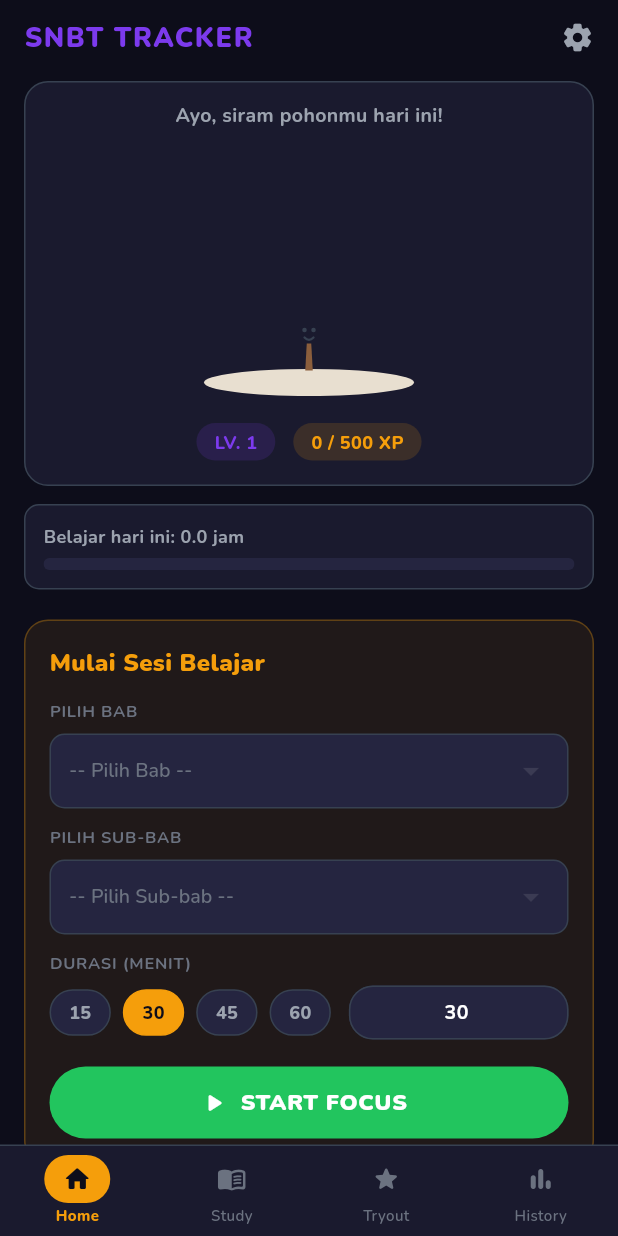
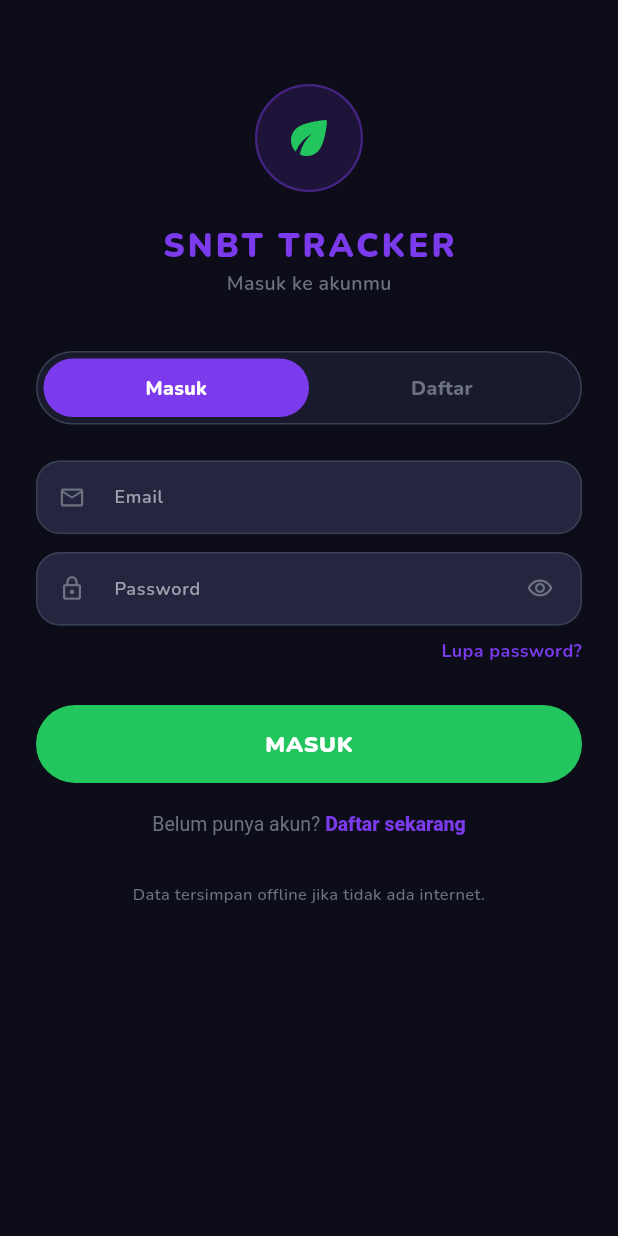
Before and after one commit to rannymphaea/snbt-tracker, a Flutter app: the screen it shows after launch, on a phone screen of 412 x 824 dp. Run offline on Flutter 3.47's test engine with Material 3 defaults, Android fonts, the phone set to English and light mode, and no system bars; our stand-ins replace audioplayers, firebase_auth, firebase_core, fl_chart, sqflite, sqflite_common_ffi and 1 more; accounts and stored records are empty; project files that could hold a hidden picture were left out.

Commit message:
feat: Firebase Auth login/register, auth gate, logout in settings, v2.0 full

```diff
--- a/lib/main.dart
+++ b/lib/main.dart
@@ -3,8 +3,13 @@ import 'package:flutter/material.dart';
 import 'package:provider/provider.dart';
 import 'package:intl/intl.dart';
 import 'package:intl/date_symbol_data_local.dart';
+import 'package:firebase_core/firebase_core.dart';
+import 'package:firebase_auth/firebase_auth.dart';
 
+import 'firebase_options.dart';
 import 'providers/progress_provider.dart';
+import 'providers/auth_provider.dart' as app_auth;
+import 'screens/login_screen.dart';
 import 'screens/dashboard_screen.dart';
 import 'screens/materi_screen.dart';
 import 'screens/tryout_screen.dart';
@@ -16,9 +21,20 @@ void main() async {
   WidgetsFlutterBinding.ensureInitialized();
   await initializeDateFormatting('id', null);
   Intl.defaultLocale = 'id';
+
+  // Initialize Firebase (best-effort — app works offline without it)
+  try {
+    await Firebase.initializeApp(
+      options: DefaultFirebaseOptions.currentPlatform,
+    );
+  } catch (_) {
+    // Firebase unavailable — offline-only mode
+  }
+
   runApp(
     MultiProvider(
       providers: [
+        ChangeNotifierProvider(create: (_) => app_auth.AuthProvider()),
         ChangeNotifierProvider(create: (_) => ProgressProvider()..init()),
         ChangeNotifierProvider(create: (_) => SettingsProvider()..init()),
       ],
@@ -36,7 +52,7 @@ class SnbtApp extends StatelessWidget {
       title: 'SNBT Tracker',
       debugShowCheckedModeBanner: false,
       theme: buildAppTheme(),
-      home: const _AppShell(),
+      home: const _AuthGate(),
       onGenerateRoute: (settings) {
         switch (settings.name) {
           case '/subtes':
@@ -56,6 +72,35 @@ class SnbtApp extends StatelessWidget {
           default:
             return null;
         }
+      },
+    );
+  }
+}
+
+// -- Auth Gate: show login when not logged in --
+class _AuthGate extends StatelessWidget {
+  const _AuthGate();
+
+  @override
+  Widget build(BuildContext context) {
+    return StreamBuilder<User?>(
+      stream: FirebaseAuth.instance.authStateChanges(),
+      builder: (context, snapshot) {
+        // While checking auth state
+        if (snapshot.connectionState == ConnectionState.waiting) {
+          return const Scaffold(
+            backgroundColor: AppColors.bg,
+            body: Center(
+              child: CircularProgressIndicator(color: AppColors.accent),
+            ),
+          );
+        }
+        // Logged in → main app
+        if (snapshot.hasData && snapshot.data != null) {
+          return const _AppShell();
+        }
+        // Not logged in → login screen
+        return const LoginScreen();
       },
     );
   }
@@ -153,8 +198,6 @@ class _BottomNav extends StatelessWidget {
                 child: GestureDetector(
                   onTap: () => onTap(i),
                   behavior: HitTestBehavior.opaque,
-                  child: AnimatedContainer(
-                    duration: const Duration(milliseconds: 200),
                   child: Column(
                     mainAxisAlignment: MainAxisAlignment.center,
                     children: [
@@ -171,9 +214,7 @@ class _BottomNav extends StatelessWidget {
                         child: Icon(
                           tab.icon,
                           size: 20,
-                            color: isSelected
-                                ? AppColors.bg
-                                : AppColors.textMuted,
+                          color: isSelected ? AppColors.bg : AppColors.textMuted,
                         ),
                       ),
                       const SizedBox(height: 2),
@@ -182,14 +223,15 @@ class _BottomNav extends StatelessWidget {
                         style: TextStyle(
                           fontFamily: 'Nunito',
                           fontSize: 10,
-                            fontWeight: isSelected ? FontWeight.w800 : FontWeight.w600,
+                          fontWeight: isSelected
+                              ? FontWeight.w800
+                              : FontWeight.w600,
                           color: isSelected
                               ? AppColors.secondary
                               : AppColors.textMuted,
                         ),
                       ),
                     ],
-                    ),
                   ),
                 ),
               );
--- /dev/null
+++ b/lib/providers/auth_provider.dart
@@ -0,0 +1,102 @@
+// lib/providers/auth_provider.dart -- Firebase Auth state management
+import 'package:flutter/material.dart';
+import 'package:firebase_auth/firebase_auth.dart';
+
+class AuthProvider extends ChangeNotifier {
+  final FirebaseAuth _auth = FirebaseAuth.instance;
+
+  User? get user => _auth.currentUser;
+  bool get isLoggedIn => user != null;
+
+  String? _errorMessage;
+  String? get errorMessage => _errorMessage;
+
+  bool _isLoading = false;
+  bool get isLoading => _isLoading;
+
+  AuthProvider() {
+    _auth.authStateChanges().listen((_) => notifyListeners());
+  }
+
+  Future<bool> register({
+    required String email,
+    required String password,
+    required String name,
+  }) async {
+    _isLoading = true;
+    _errorMessage = null;
+    notifyListeners();
+    try {
+      final cred = await _auth.createUserWithEmailAndPassword(
+        email: email.trim(),
+        password: password,
+      );
+      await cred.user?.updateDisplayName(name.trim());
+      _isLoading = false;
+      notifyListeners();
+      return true;
+    } on FirebaseAuthException catch (e) {
+      _errorMessage = _friendlyError(e.code);
+      _isLoading = false;
+      notifyListeners();
+      return false;
+    }
+  }
+
+  Future<bool> login({
+    required String email,
+    required String password,
+  }) async {
+    _isLoading = true;
+    _errorMessage = null;
+    notifyListeners();
+    try {
+      await _auth.signInWithEmailAndPassword(
+        email: email.trim(),
+        password: password,
+      );
+      _isLoading = false;
+      notifyListeners();
+      return true;
+    } on FirebaseAuthException catch (e) {
+      _errorMessage = _friendlyError(e.code);
+      _isLoading = false;
+      notifyListeners();
+      return false;
+    }
+  }
+
+  Future<void> logout() async {
+    await _auth.signOut();
+    notifyListeners();
+  }
+
+  Future<bool> resetPassword(String email) async {
+    try {
+      await _auth.sendPasswordResetEmail(email: email.trim());
+      return true;
+    } catch (_) {
+      return false;
+    }
+  }
+
+  String _friendlyError(String code) {
+    switch (code) {
+      case 'email-already-in-use':
+        return 'Email sudah digunakan. Coba login.';
+      case 'invalid-email':
+        return 'Format email tidak valid.';
+      case 'weak-password':
+        return 'Password minimal 6 karakter.';
+      case 'user-not-found':
+        return 'Akun tidak ditemukan.';
+      case 'wrong-password':
+      case 'invalid-credential':
+        return 'Email atau password salah.';
+      case 'too-many-requests':
+        return 'Terlalu banyak percobaan. Coba lagi nanti.';
+      default:
+        return 'Terjadi kesalahan. Coba lagi.';
+    }
+  }
+}
--- /dev/null
+++ b/lib/screens/login_screen.dart
@@ -0,0 +1,397 @@
+// lib/screens/login_screen.dart -- Login / Register screen (Firebase Auth)
+import 'package:flutter/material.dart';
+import 'package:provider/provider.dart';
+import '../providers/auth_provider.dart';
+import '../utils/app_theme.dart';
+
+class LoginScreen extends StatefulWidget {
+  const LoginScreen({super.key});
+
+  @override
+  State<LoginScreen> createState() => _LoginScreenState();
+}
+
+class _LoginScreenState extends State<LoginScreen>
+    with SingleTickerProviderStateMixin {
+  bool _isLogin = true;
+  bool _obscure = true;
+
+  final _emailCtrl = TextEditingController();
+  final _passCtrl = TextEditingController();
+  final _nameCtrl = TextEditingController();
+  final _formKey = GlobalKey<FormState>();
+
+  late AnimationController _fadeCtrl;
+  late Animation<double> _fadeAnim;
+
+  @override
+  void initState() {
+    super.initState();
+    _fadeCtrl = AnimationController(
+        vsync: this, duration: const Duration(milliseconds: 400));
+    _fadeAnim = CurvedAnimation(parent: _fadeCtrl, curve: Curves.easeOut);
+    _fadeCtrl.forward();
+  }
+
+  @override
+  void dispose() {
+    _fadeCtrl.dispose();
+    _emailCtrl.dispose();
+    _passCtrl.dispose();
+    _nameCtrl.dispose();
+    super.dispose();
+  }
+
+  void _toggle() {
+    setState(() => _isLogin = !_isLogin);
+    _fadeCtrl.forward(from: 0);
+  }
+
+  Future<void> _submit() async {
+    if (!(_formKey.currentState?.validate() ?? false)) return;
+    final auth = context.read<AuthProvider>();
+    bool ok;
+    if (_isLogin) {
+      ok = await auth.login(
+        email: _emailCtrl.text,
+        password: _passCtrl.text,
+      );
+    } else {
+      ok = await auth.register(
+        email: _emailCtrl.text,
+        password: _passCtrl.text,
+        name: _nameCtrl.text,
+      );
+    }
+    if (!ok && mounted && auth.errorMessage != null) {
+      ScaffoldMessenger.of(context).showSnackBar(
+        SnackBar(
+          content: Text(auth.errorMessage!),
+          backgroundColor: AppColors.coral,
+        ),
+      );
+    }
+  }
+
+  Future<void> _forgotPassword() async {
+    if (_emailCtrl.text.trim().isEmpty) {
+      ScaffoldMessenger.of(context).showSnackBar(
+        const SnackBar(content: Text('Masukkan email terlebih dahulu')),
+      );
+      return;
+    }
+    final auth = context.read<AuthProvider>();
+    final ok = await auth.resetPassword(_emailCtrl.text);
+    if (mounted) {
+      ScaffoldMessenger.of(context).showSnackBar(
+        SnackBar(
+          content: Text(ok
+              ? 'Link reset password dikirim ke ${_emailCtrl.text}'
+              : 'Gagal mengirim email. Coba lagi.'),
+          backgroundColor: ok ? AppColors.primary : AppColors.coral,
+        ),
+      );
+    }
+  }
+
+  @override
+  Widget build(BuildContext context) {
+    return Scaffold(
+      backgroundColor: AppColors.bg,
+      body: SafeArea(
+        child: SingleChildScrollView(
+          padding: const EdgeInsets.symmetric(horizontal: 24, vertical: 32),
+          child: FadeTransition(
+            opacity: _fadeAnim,
+            child: Form(
+              key: _formKey,
+              child: Column(
+                crossAxisAlignment: CrossAxisAlignment.start,
+                children: [
+                  const SizedBox(height: 24),
+
+                  // Tree mascot header
+                  Center(
+                    child: Container(
+                      width: 72,
+                      height: 72,
+                      decoration: BoxDecoration(
+                        color: AppColors.accent.withValues(alpha: 0.15),
+                        shape: BoxShape.circle,
+                        border: Border.all(
+                            color: AppColors.accent.withValues(alpha: 0.4),
+                            width: 1.5),
+                      ),
+                      child: const Icon(
+                        Icons.eco_rounded,
+                        size: 36,
+                        color: AppColors.primary,
+                      ),
+                    ),
+                  ),
+                  const SizedBox(height: 20),
+
+                  // Title
+                  Center(
+                    child: Text(
+                      'SNBT TRACKER',
+                      style: TextStyle(
+                        fontFamily: 'Nunito',
+                        fontSize: 22,
+                        fontWeight: FontWeight.w900,
+                        color: AppColors.accent,
+                        letterSpacing: 2,
+                      ),
+                    ),
+                  ),
+                  Center(
+                    child: Text(
+                      _isLogin ? 'Masuk ke akunmu' : 'Buat akun baru',
+                      style: TextStyle(
+                        fontFamily: 'Nunito',
+                        fontSize: 13,
+                        fontWeight: FontWeight.w600,
+                        color: AppColors.textMuted,
+                      ),
+                    ),
+                  ),
+                  const SizedBox(height: 36),
+
+                  // Tab toggle (Login / Daftar)
+                  Container(
+                    padding: const EdgeInsets.all(4),
+                    decoration: BoxDecoration(
+                      color: AppColors.surface,
+                      borderRadius: AppRadius.pill,
+                      border: Border.all(color: AppColors.border, width: 1),
+                    ),
+                    child: Row(
+                      children: [
+                        _tabBtn('Masuk', _isLogin, () {
+                          if (!_isLogin) _toggle();
+                        }),
+                        _tabBtn('Daftar', !_isLogin, () {
+                          if (_isLogin) _toggle();
+                        }),
+                      ],
+                    ),
+                  ),
+                  const SizedBox(height: 24),
+
+                  // Name field (register only)
+                  if (!_isLogin) ...[
+                    _field(
+                      controller: _nameCtrl,
+                      label: 'Nama Lengkap',
+                      icon: Icons.person_outline_rounded,
+                      validator: (v) =>
+                          (v == null || v.trim().isEmpty) ? 'Wajib diisi' : null,
+                    ),
+                    const SizedBox(height: 12),
+                  ],
+
+                  // Email field
+                  _field(
+                    controller: _emailCtrl,
+                    label: 'Email',
+                    icon: Icons.email_outlined,
+                    keyboardType: TextInputType.emailAddress,
+                    validator: (v) {
+                      if (v == null || v.trim().isEmpty) return 'Wajib diisi';
+                      if (!v.contains('@')) return 'Format email tidak valid';
+                      return null;
+                    },
+                  ),
+                  const SizedBox(height: 12),
+
+                  // Password field
+                  _field(
+                    controller: _passCtrl,
+                    label: 'Password',
+                    icon: Icons.lock_outline_rounded,
+                    obscure: _obscure,
+                    suffix: GestureDetector(
+                      onTap: () => setState(() => _obscure = !_obscure),
+                      child: Icon(
+                        _obscure ? Icons.visibility_outlined : Icons.visibility_off_outlined,
+                        size: 18,
+                        color: AppColors.textMuted,
+                      ),
+                    ),
+                    validator: (v) {
+                      if (v == null || v.isEmpty) return 'Wajib diisi';
+                      if (!_isLogin && v.length < 6) return 'Minimal 6 karakter';
+                      return null;
+                    },
+                  ),
+
+                  // Forgot password (login mode only)
+                  if (_isLogin) ...[
+                    const SizedBox(height: 8),
+                    Align(
+                      alignment: Alignment.centerRight,
+                      child: GestureDetector(
+                        onTap: _forgotPassword,
+                        child: Text(
+                          'Lupa password?',
+                          style: TextStyle(
+                            fontFamily: 'Nunito',
+                            fontSize: 12,
+                            fontWeight: FontWeight.w700,
+                            color: AppColors.accent,
+                          ),
+                        ),
+                      ),
+                    ),
+                  ],
+
+                  const SizedBox(height: 28),
+
+                  // Submit button
+                  Consumer<AuthProvider>(
+                    builder: (_, auth, __) => SizedBox(
+                      width: double.infinity,
+                      height: 52,
+                      child: ElevatedButton(
+                        onPressed: auth.isLoading ? null : _submit,
+                        style: ElevatedButton.styleFrom(
+                          backgroundColor: AppColors.primary,
+                          disabledBackgroundColor:
+                              AppColors.primary.withValues(alpha: 0.5),
+                          shape: RoundedRectangleBorder(
+                              borderRadius: AppRadius.pill),
+                        ),
+                        child: auth.isLoading
+                            ? const SizedBox(
+                                width: 20,
+                                height: 20,
+                                child: CircularProgressIndicator(
+                                  strokeWidth: 2.5,
+                                  color: Colors.white,
+                                ),
+                              )
+                            : Text(
+                                _isLogin ? 'MASUK' : 'BUAT AKUN',
+                                style: const TextStyle(
+                                  fontFamily: 'Nunito',
+                                  fontSize: 15,
+                                  fontWeight: FontWeight.w900,
+                                  color: Colors.white,
+                                  letterSpacing: 0.5,
+                                ),
+                              ),
+                      ),
+                    ),
+                  ),
+
+                  const SizedBox(height: 20),
+
+                  // Toggle mode text
+                  Center(
+                    child: GestureDetector(
+                      onTap: _toggle,
+                      child: RichText(
+                        text: TextSpan(
+                          style: const TextStyle(
+                            fontFamily: 'Nunito',
+                            fontSize: 13,
+                          ),
+                          children: [
+                            TextSpan(
+                              text: _isLogin
+                                  ? 'Belum punya akun? '
+                                  : 'Sudah punya akun? ',
+                              style: TextStyle(color: AppColors.textMuted),
+                            ),
+                            TextSpan(
+                              text: _isLogin ? 'Daftar sekarang' : 'Masuk',
+                              style: TextStyle(
+                                color: AppColors.accent,
+                                fontWeight: FontWeight.w800,
+                              ),
+                            ),
+                          ],
+                        ),
+                      ),
+                    ),
+                  ),
+
+                  const SizedBox(height: 32),
+
+                  // Offline hint
+                  Center(
+                    child: Text(
+                      'Data tersimpan offline jika tidak ada internet.',
+                      textAlign: TextAlign.center,
+                      style: TextStyle(
+                        fontFamily: 'Nunito',
+                        fontSize: 11,
+                        color: AppColors.textMuted,
+                      ),
+                    ),
+                  ),
+                ],
+              ),
+            ),
+          ),
+        ),
+      ),
+    );
+  }
+
+  Widget _tabBtn(String label, bool active, VoidCallback onTap) {
+    return Expanded(
+      child: GestureDetector(
+        onTap: onTap,
+        child: AnimatedContainer(
+          duration: const Duration(milliseconds: 200),
+          padding: const EdgeInsets.symmetric(vertical: 10),
+          decoration: BoxDecoration(
+            color: active ? AppColors.accent : Colors.transparent,
+            borderRadius: AppRadius.pill,
+          ),
+          child: Center(
+            child: Text(
+              label,
+              style: TextStyle(
+                fontFamily: 'Nunito',
+                fontSize: 13,
+                fontWeight: FontWeight.w800,
+                color: active ? Colors.white : AppColors.textMuted,
+              ),
+            ),
+          ),
+        ),
+      ),
+    );
+  }
+
+  Widget _field({
+    required TextEditingController controller,
+    required String label,
+    required IconData icon,
+    bool obscure = false,
+    Widget? suffix,
+    TextInputType? keyboardType,
+    String? Function(String?)? validator,
+  }) {
+    return TextFormField(
+      controller: controller,
+      obscureText: obscure,
+      keyboardType: keyboardType,
+      validator: validator,
+      style: const TextStyle(
+        fontFamily: 'Nunito',
+        fontSize: 14,
+        color: AppColors.textPrimary,
+      ),
+      decoration: InputDecoration(
+        labelText: label,
+        prefixIcon: Icon(icon, size: 18, color: AppColors.textMuted),
+        suffixIcon: suffix != null
+            ? Padding(padding: const EdgeInsets.only(right: 8), child: suffix)
+            : null,
+      ),
+    );
+  }
+}
--- a/pubspec.yaml
+++ b/pubspec.yaml
@@ -14,6 +14,10 @@ dependencies:
   # State management
   provider: ^6.1.2
 
+  # Firebase
+  firebase_core: ^3.15.2
+  firebase_auth: ^5.5.4
+  cloud_firestore: ^5.6.9
   # Database — sqflite (Android/iOS) + sqflite_common_ffi (Windows)
   sqflite: ^2.4.1
   sqflite_common_ffi: ^2.3.4+4
```
Also changed, not shown: lib/screens/pengaturan_screen.dart (+35 -2 lines), pubspec.lock. Lines whose indentation alone changed are shown as unchanged.
